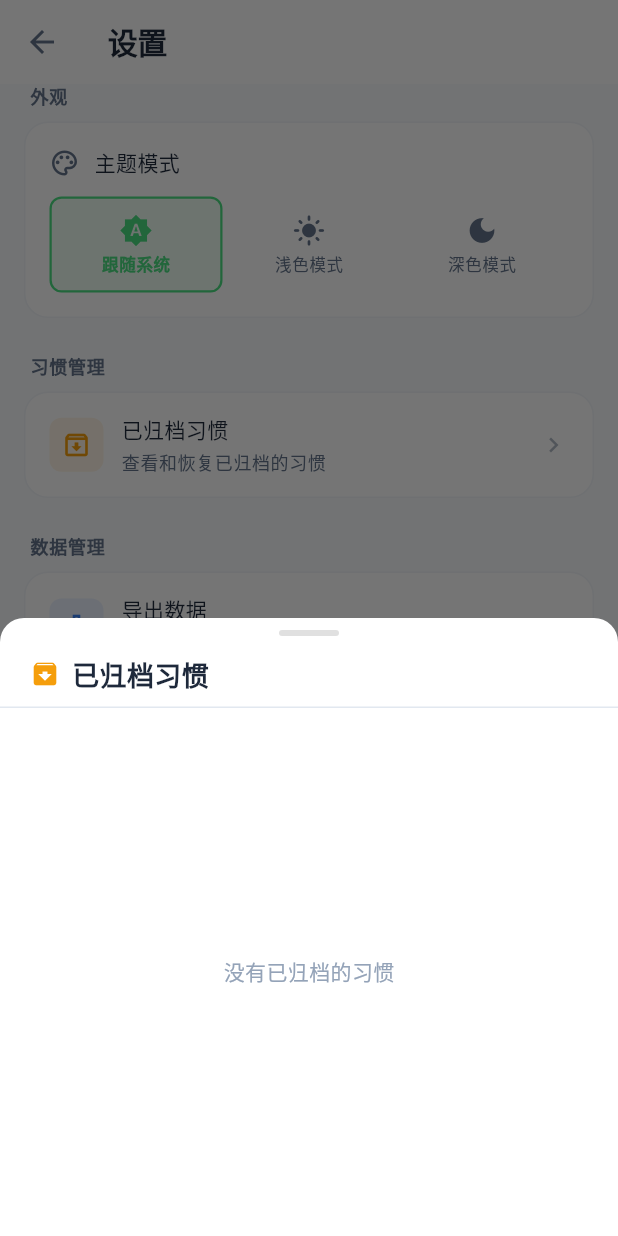
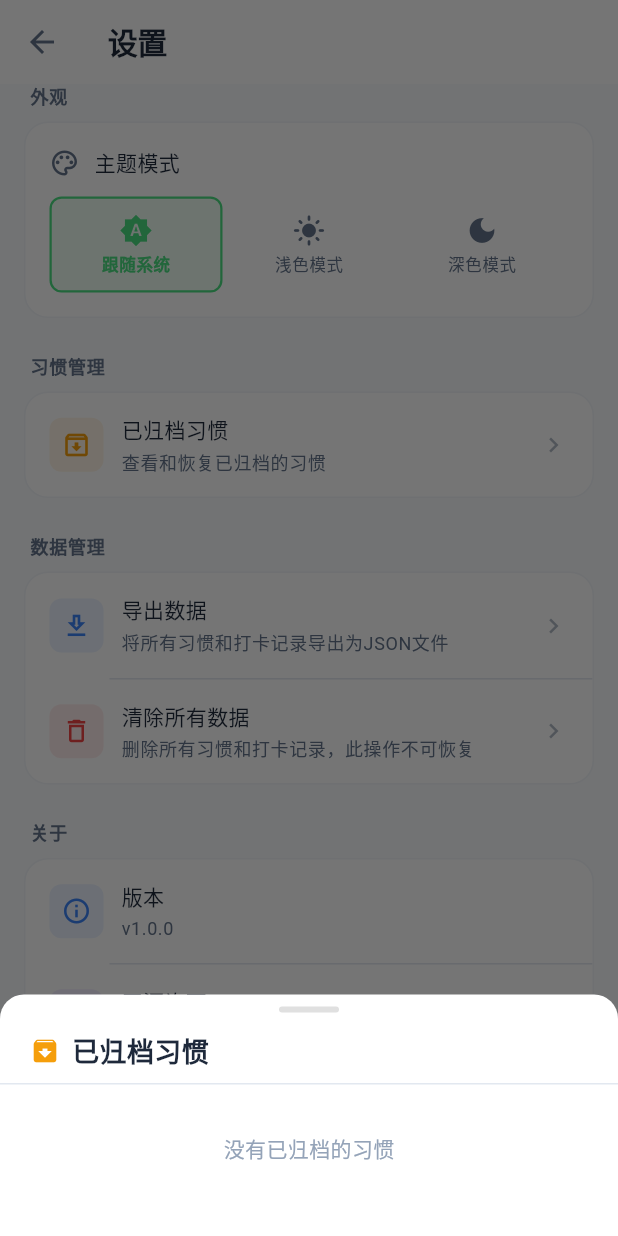
Before and after one commit to 016mc/habit_tracker, a Flutter app: the SettingsScreen screen opened by its route, after a tap on "已归档习惯", on a phone screen of 412 x 824 dp. Run offline on Flutter 3.47's test engine with Material 3 defaults, Android fonts, the phone set to English and light mode, and no system bars; our stand-ins replace flutter_riverpod, hive, hive_flutter, shared_preferences; accounts and stored records are empty.

Commit message:
fix: 修复归档页面空白和添加习惯键盘卡顿

```diff
--- a/lib/presentation/screens/home/home_screen.dart
+++ b/lib/presentation/screens/home/home_screen.dart
@@ -114,8 +114,9 @@ class _HomeScreenState extends State<HomeScreen> {
             left: 20,
             right: 20,
             top: 16,
-            bottom: MediaQuery.of(context).viewInsets.bottom + 20,
+            bottom: MediaQuery.of(context).viewInsets.bottom + 16,
           ),
+          child: SingleChildScrollView(
             child: Column(
               mainAxisSize: MainAxisSize.min,
               crossAxisAlignment: CrossAxisAlignment.start,
@@ -131,6 +132,7 @@ class _HomeScreenState extends State<HomeScreen> {
                 TextFormField(
                   controller: nameController,
                   autofocus: true,
+                  textInputAction: TextInputAction.done,
                   decoration: const InputDecoration(
                     labelText: '习惯名称',
                     hintText: '输入习惯名称',
@@ -170,6 +172,7 @@ class _HomeScreenState extends State<HomeScreen> {
                   ),
                 ),
               ],
+            ),
           ),
         );
       },
--- a/lib/presentation/screens/settings/settings_screen.dart
+++ b/lib/presentation/screens/settings/settings_screen.dart
@@ -362,13 +362,9 @@ class _ArchivedHabitsSheetState extends ConsumerState<_ArchivedHabitsSheet> {
 
   @override
   Widget build(BuildContext context) {
-    return DraggableScrollableSheet(
-      initialChildSize: 0.5,
-      minChildSize: 0.3,
-      maxChildSize: 0.8,
-      expand: false,
-      builder: (context, scrollController) {
-        return Column(
+    return SafeArea(
+      child: Column(
+        mainAxisSize: MainAxisSize.min,
         children: [
           // 顶部拖拽指示器
           Padding(
@@ -399,13 +395,15 @@ class _ArchivedHabitsSheetState extends ConsumerState<_ArchivedHabitsSheet> {
             ),
           ),
           const Divider(height: 1),
-            Expanded(
-              child: _isLoading
-                  ? const Center(child: CircularProgressIndicator())
+          _isLoading
+              ? const Padding(
+                  padding: EdgeInsets.all(32),
+                  child: Center(child: CircularProgressIndicator()),
+                )
               : _archivedHabits.isEmpty
-                      ? const Center(
-                          child: Padding(
+                  ? const Padding(
                       padding: EdgeInsets.all(32),
+                      child: Center(
                         child: Text(
                           '没有已归档的习惯',
                           style: TextStyle(
@@ -415,8 +413,12 @@ class _ArchivedHabitsSheetState extends ConsumerState<_ArchivedHabitsSheet> {
                         ),
                       ),
                     )
-                      : ListView.builder(
-                          controller: scrollController,
+                  : ConstrainedBox(
+                      constraints: BoxConstraints(
+                        maxHeight: MediaQuery.of(context).size.height * 0.5,
+                      ),
+                      child: ListView.builder(
+                        shrinkWrap: true,
                         itemCount: _archivedHabits.length,
                         itemBuilder: (context, index) {
                           final habit = _archivedHabits[index];
@@ -453,9 +455,9 @@ class _ArchivedHabitsSheetState extends ConsumerState<_ArchivedHabitsSheet> {
                         },
                       ),
                     ),
+          const SizedBox(height: 16),
         ],
-        );
-      },
+      ),
     );
   }
 
```
Lines whose indentation alone changed are shown as unchanged.
